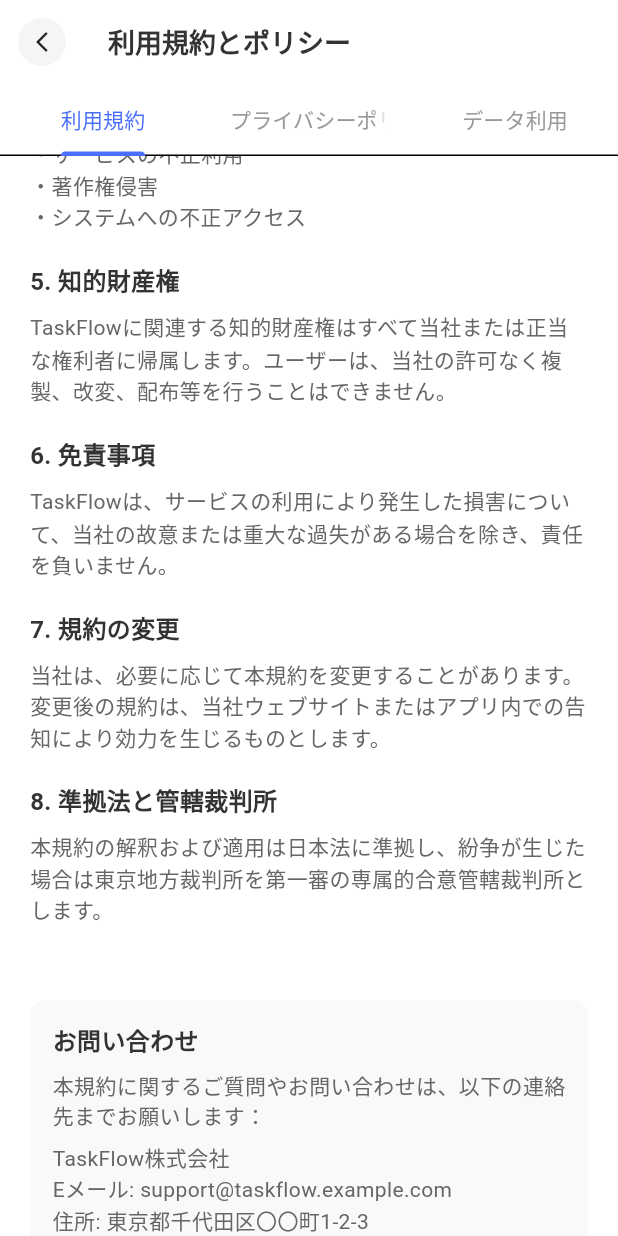
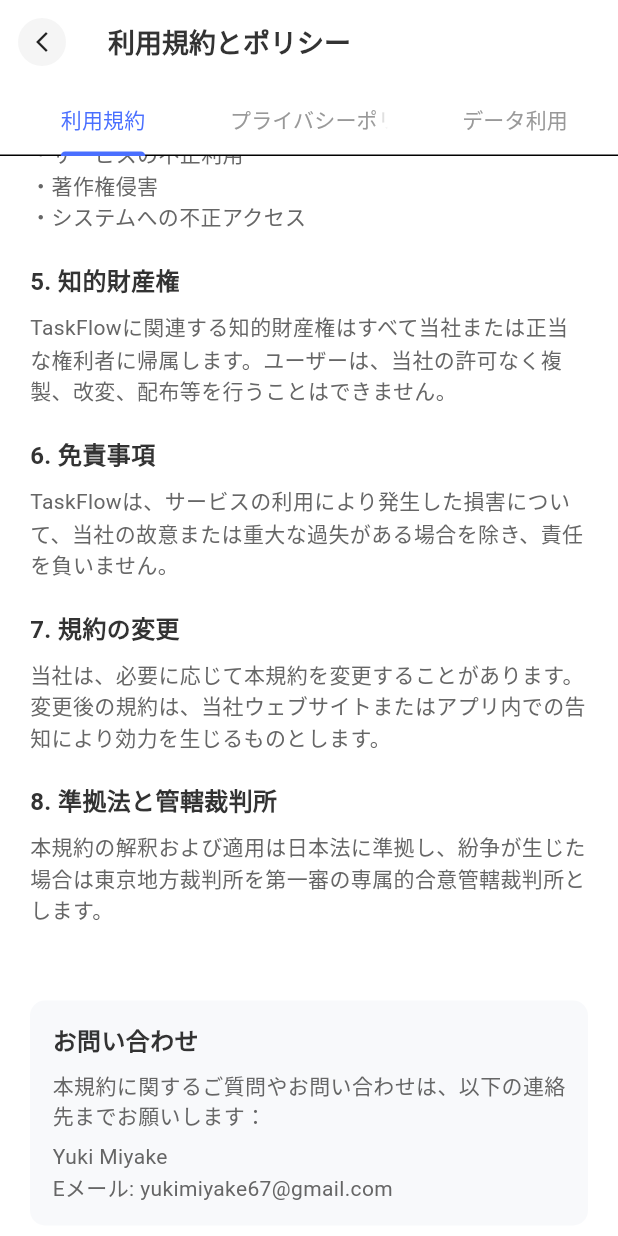
Before and after one commit to yukimiyake0607/task_flow, a Flutter app: the TermsAndPoliciesPage screen opened by its route, scrolled down 576 dp, on a phone screen of 412 x 824 dp. Run offline on Flutter 3.47's test engine with Material 3 defaults, Android fonts, the phone set to English and light mode, and no system bars; our stand-ins replace cloud_firestore, firebase_auth, firebase_core, flutter_riverpod, freezed_annotation, go_router and 1 more; accounts and stored records are empty.

Commit message:
update: お問い合わせ欄を適当なものに変更

```diff
--- a/lib/presentation/pages/home/profile/section_pages/terms_and_policies_page.dart
+++ b/lib/presentation/pages/home/profile/section_pages/terms_and_policies_page.dart
@@ -319,7 +319,7 @@ class TermsAndPoliciesPageState extends State<TermsAndPoliciesPage>
           ),
           SizedBox(height: 8),
           Text(
-            'TaskFlow株式会社\nEメール: support@taskflow.example.com\n住所: 東京都千代田区〇〇町1-2-3',
+            'Yuki Miyake\nEメール: yukimiyake67@gmail.com',
             style: TextStyle(
               fontSize: 14,
               color: Color(0xFF666666),
```
